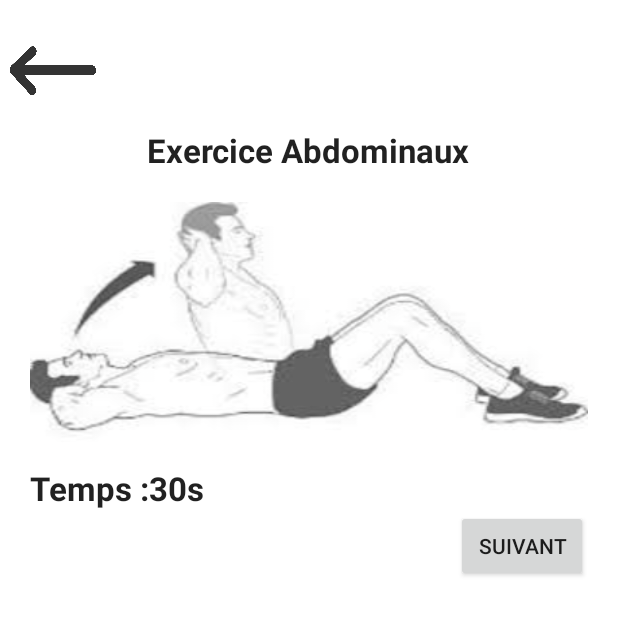
After one commit to Stevehunn/OuiFit, an Android app: the Exercice2AbdoActivity screen opened directly, with no data from a screen before it, on a phone screen of 412 x 824 dp, the top half of it. The commit adds this screen. Run offline under Robolectric (Android 15) with nearby library versions, the phone set to English and light mode, and no system bars.

Commit message:
Ajout Exercice1AbdoActivity, Exercice2AbdoActivity, Exercice3AbdoActivity Ajout des layouts associés.

```diff
--- /dev/null
+++ b/app/src/main/java/com/example/ouifit/Exercice2AbdoActivity.java
@@ -0,0 +1,47 @@
+package com.example.ouifit;
+
+import android.app.Activity;
+import android.content.Intent;
+import android.os.Bundle;
+import android.util.Log;
+import android.view.View;
+import android.widget.Button;
+
+import androidx.core.content.ContextCompat;
+
+import static com.example.ouifit.R.drawable.image_abdo2;
+
+public class Exercice2AbdoActivity extends Activity {
+
+    View screenView;
+
+    protected void onCreate(Bundle savedInstanceState) {
+        super.onCreate(savedInstanceState);
+        setContentView(R.layout.exercice_abdo2);
+
+        screenView =findViewById(R.id.imageExoAbdo);
+        screenView.setBackground(ContextCompat.getDrawable(getApplicationContext(), image_abdo2));
+
+
+        //Bouton pour aller vers l'exercice 3
+        Button buttonSuivant = (Button)findViewById(R.id.btExoVersExo3Abdo);
+        buttonSuivant.setOnClickListener(new View.OnClickListener() {
+            public void onClick(View v) {
+                Log.i("Bouton exo 1","execute");
+                Intent i = new Intent(Exercice2AbdoActivity.this, Exercice3AbdoActivity.class);
+                startActivity(i);
+            }
+        });
+
+        //Bouton de rerour pour aller vers l'exercice 1
+        Button buttonRetour = (Button)findViewById(R.id.btRetourAbdoEx2);
+        buttonRetour.setOnClickListener(new View.OnClickListener() {
+            public void onClick(View v) {
+                Log.i("Bouton exo 1","execute");
+                Intent i = new Intent(Exercice2AbdoActivity.this, Exercice1AbdoActivity.class);
+                startActivity(i);
+            }
+        });
+
+    }
+}
--- a/app/src/main/java/com/example/ouifit/MenuExercicesActivity.java
+++ b/app/src/main/java/com/example/ouifit/MenuExercicesActivity.java
@@ -26,7 +26,7 @@ public class MenuExercicesActivity extends Activity {
         Button buttonExoAbdos = (Button)findViewById(R.id.btexoAbdo);
         buttonExoAbdos.setOnClickListener(new View.OnClickListener() {
             public void onClick(View v) {
-                Intent i = new Intent(MenuExercicesActivity.this, ExerciceAbdoActivity.class);
+                Intent i = new Intent(MenuExercicesActivity.this, Exercice1AbdoActivity.class);
                 startActivity(i);
             }
         });
--- a/app/src/main/res/layout/exercice_abdos.xml
+++ b/app/src/main/res/layout/exercice_abdo1.xml
@@ -45,7 +45,7 @@
                     </LinearLayout>
 
                     <Button
-                        android:id="@+id/btVersExo2Abdo"
+                        android:id="@+id/btExoVersExo2Abdo"
                         style="@style/btSuivant"
                         android:text="@string/suivant" />
 
--- /dev/null
+++ b/app/src/main/res/layout/exercice_abdo2.xml
@@ -0,0 +1,53 @@
+<?xml version="1.0" encoding="utf-8"?>
+<LinearLayout
+    xmlns:android="http://schemas.android.com/apk/res/android"
+    xmlns:app="http://schemas.android.com/apk/res-auto"
+    xmlns:tools="http://schemas.android.com/tools"
+    android:layout_width="match_parent"
+    android:layout_height="match_parent"
+    android:orientation="vertical">
+
+    <Button
+        android:id="@+id/btRetourAbdoEx2"
+        style="@style/btRetour"
+        android:background="@drawable/image_retour" />
+
+    <TextView
+        style="@style/titreMenu"
+        android:text="@string/exo1Abdo" />
+
+    <LinearLayout
+        android:layout_width="match_parent"
+        android:layout_height="match_parent"
+        android:layout_gravity="center"
+        android:layout_margin="20dp"
+        android:orientation="vertical">
+
+        <ImageView
+            android:id="@+id/imageExoAbdo"
+            android:layout_width="match_parent"
+            android:layout_height="wrap_content"
+            app:srcCompat="@drawable/image_abdo1" />
+
+        <LinearLayout
+            android:layout_width="match_parent"
+            android:layout_height="wrap_content"
+            android:orientation="horizontal">
+
+            <TextView
+                style="@style/temps"
+                android:text="@string/temps" />
+
+            <TextView
+                style="@style/temps"
+                android:text="@string/temps1" />
+
+        </LinearLayout>
+
+        <Button
+            android:id="@+id/btExoVersExo3Abdo"
+            style="@style/btSuivant"
+            android:text="@string/suivant" />
+
+    </LinearLayout>
+</LinearLayout>
```
Also changed, not shown: app/src/main/AndroidManifest.xml (+7 -1 lines), app/src/main/java/com/example/ouifit/Exercice1AbdoActivity.java (added, +47 -0 lines), app/src/main/java/com/example/ouifit/Exercice3AbdoActivity.java (added, +46 -0 lines), app/src/main/java/com/example/ouifit/ExerciceAbdoActivity.java (deleted, +0 -46 lines), app/src/main/res/layout/exercice_abdo3.xml (added, +53 -0 lines).
